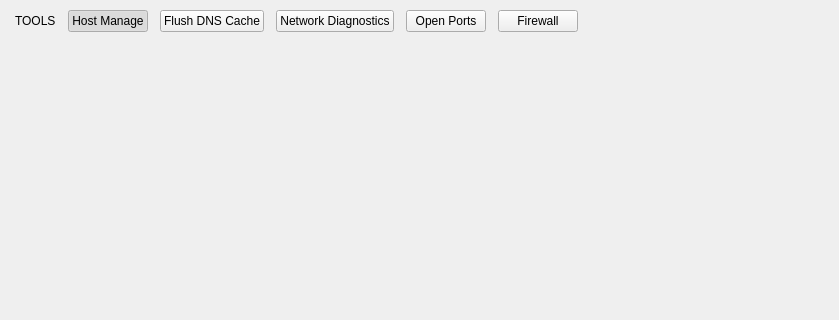
First picture: the form in shared/nexis/Pages/Helpers/helpers_page.ui, repository s4solutionsllc/Nexis, before the edit; both pictures show x 0 to 839 and y 0 to 320 of the 839 by 590 pixel window.
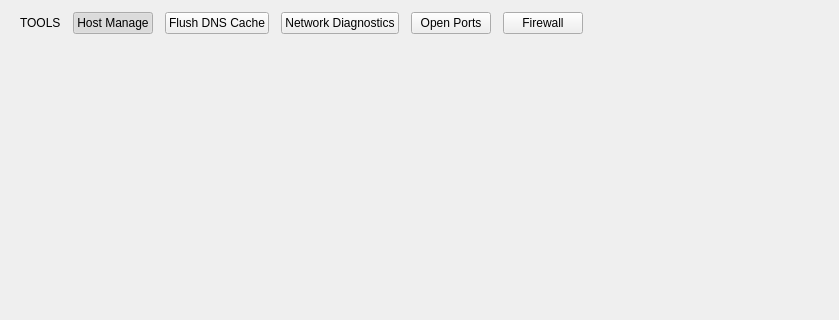
Second picture: the form after the edit.

Commit message: refactor(ui): shared page scaffold and scoped transparent backgrounds

The edit to the form file:
```diff
--- a/shared/nexis/Pages/Helpers/helpers_page.ui
+++ b/shared/nexis/Pages/Helpers/helpers_page.ui
@@ -15,16 +15,16 @@
   </property>
   <layout class="QGridLayout" name="gridLayout">
    <property name="leftMargin">
-    <number>15</number>
+    <number>20</number>
    </property>
    <property name="topMargin">
-    <number>10</number>
+    <number>12</number>
    </property>
    <property name="rightMargin">
-    <number>15</number>
+    <number>20</number>
    </property>
    <property name="bottomMargin">
-    <number>10</number>
+    <number>16</number>
    </property>
    <property name="spacing">
     <number>10</number>
@@ -32,7 +32,7 @@
    <item row="2" column="0" colspan="3">
     <widget class="QStackedWidget" name="stackedWidget"/>
    </item>
-   <item row="0" column="0" colspan="3">
+   <item row="1" column="0" colspan="3">
     <widget class="QWidget" name="nav" native="true">
      <layout class="QHBoxLayout" name="navLayout">
       <property name="spacing">
```
The commit also changes 33 other files.
